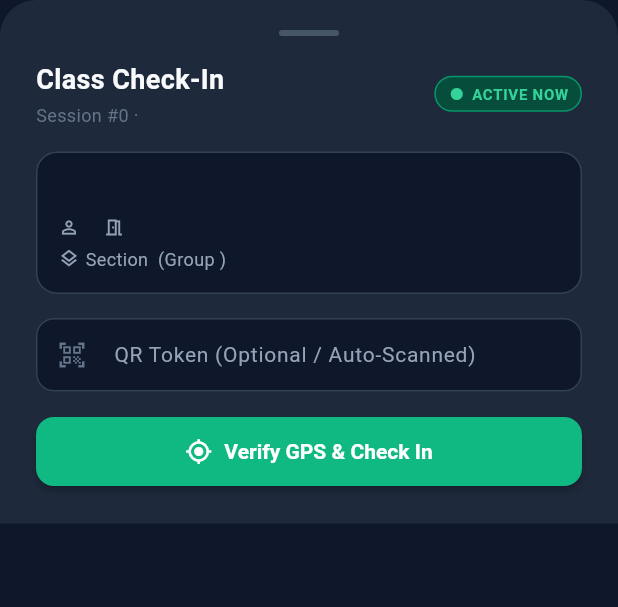
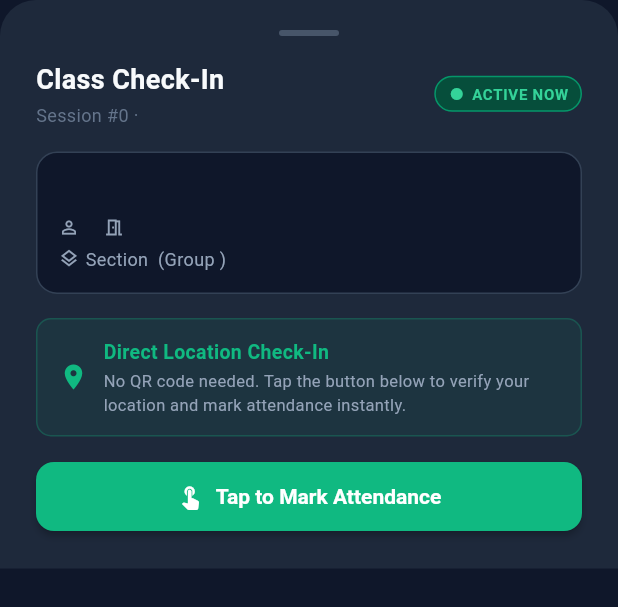
Before and after one commit to sharmaprarthana829-source/GeoAttend-AI, a Flutter app: the StudentCheckinSheet widget shown alone on an empty page, opened directly with empty values, on a phone screen of 412 x 824 dp. Shown: the top 607 px of the screen. Run offline on Flutter 3.47's test engine with Material 3 defaults, Android fonts, the phone set to English and light mode, and no system bars; our stand-ins replace device_info_plus, geolocator, qr_flutter, shared_preferences; missing offline and left inert: network_info_plus; accounts and stored records are empty; network calls fail.

Commit message:
feat(mobile): enable 1-click GPS attendance button without requiring QR code

```diff
--- a/mobile/lib/features/student/student_checkin_sheet.dart
+++ b/mobile/lib/features/student/student_checkin_sheet.dart
@@ -198,15 +198,40 @@ class _StudentCheckinSheetState extends State<StudentCheckinSheet> {
           ),
           const SizedBox(height: 16),
 
-          // Optional QR Code input if requested by faculty
+          // Direct GPS Location Verification Banner (No QR Required)
           if (_response == null) ...[
-            TextFormField(
-              controller: _qrController,
-              style: const TextStyle(color: AppTheme.textPrimary, fontSize: 14),
-              decoration: const InputDecoration(
-                labelText: 'QR Token (Optional / Auto-Scanned)',
-                hintText: 'Enter session QR token if provided',
-                prefixIcon: Icon(Icons.qr_code_scanner, size: 20, color: AppTheme.textMuted),
+            Container(
+              padding: const EdgeInsets.symmetric(horizontal: 14, vertical: 12),
+              decoration: BoxDecoration(
+                color: AppTheme.emeraldPrimary.withOpacity(0.08),
+                borderRadius: BorderRadius.circular(10),
+                border: Border.all(color: AppTheme.emeraldPrimary.withOpacity(0.25)),
+              ),
+              child: const Row(
+                children: [
+                  Icon(Icons.location_on, size: 20, color: AppTheme.emeraldPrimary),
+                  SizedBox(width: 10),
+                  Expanded(
+                    child: Column(
+                      crossAxisAlignment: CrossAxisAlignment.start,
+                      children: [
+                        Text(
+                          'Direct Location Check-In',
+                          style: TextStyle(
+                            color: AppTheme.emeraldPrimary,
+                            fontWeight: FontWeight.bold,
+                            fontSize: 13,
+                          ),
+                        ),
+                        SizedBox(height: 2),
+                        Text(
+                          'No QR code needed. Tap the button below to verify your location and mark attendance instantly.',
+                          style: TextStyle(color: AppTheme.textSecondary, fontSize: 11),
+                        ),
+                      ],
+                    ),
+                  ),
+                ],
               ),
             ),
             const SizedBox(height: 16),
@@ -343,8 +368,8 @@ class _StudentCheckinSheetState extends State<StudentCheckinSheet> {
           // Action Button
           if (_response == null)
             CustomButton(
-              text: 'Verify GPS & Check In',
-              icon: Icons.my_location,
+              text: 'Tap to Mark Attendance',
+              icon: Icons.touch_app,
               onPressed: _isLoading ? null : _handleCheckIn,
               isLoading: _isLoading,
             )
```
